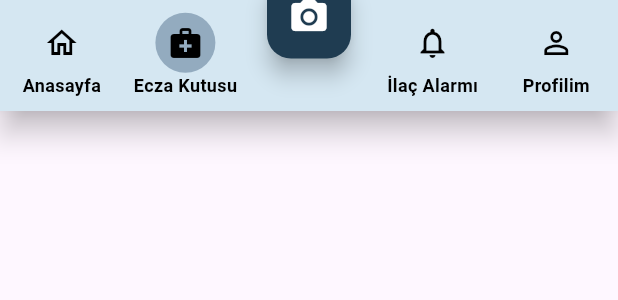
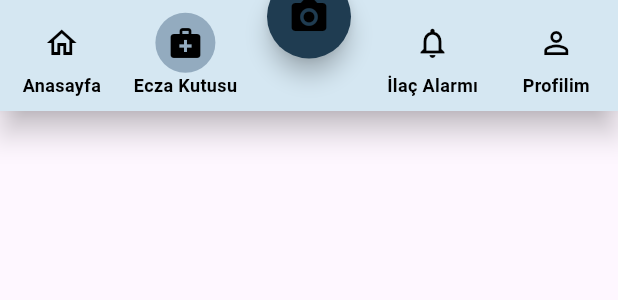
Before and after one commit to muruvvetb/group_70, a Flutter app: the CustomBottomNavigationBar widget shown alone on an empty page, opened directly, item 2 of the bottom bar chosen, on a phone screen of 412 x 824 dp. Shown: the top 300 px of the screen. Run offline on Flutter 3.47's test engine with Material 3 defaults, Android fonts, the phone set to English and light mode, and no system bars; our stand-ins replace firebase_core; accounts and stored records are empty.

Commit message:
wisget ekranı güncel

```diff
--- a/lib/widgets/bottom_navigation_bar.dart
+++ b/lib/widgets/bottom_navigation_bar.dart
@@ -1,4 +1,12 @@
 import 'package:flutter/material.dart';
+
+/*
+import 'screens/home_screen.dart';
+import 'screens/medical_services_screen.dart';
+import 'screens/camera_screen.dart';
+import 'screens/notifications_screen.dart';
+import 'screens/profile_screen.dart';
+*/
 
 class CustomBottomNavigationBar extends StatefulWidget {
   const CustomBottomNavigationBar({Key? key}) : super(key: key);
@@ -14,6 +22,41 @@ class _CustomBottomNavigationBarState extends State<CustomBottomNavigationBar> {
     setState(() {
       _selectedIndex = index;
     });
+    // Arkadaşlarınız kendi ekranlarını hallettiklerinde aşağıdaki kodları aktif edebilirler
+    /*
+    switch (index) {
+      case 0:
+        Navigator.push(
+          context,
+          MaterialPageRoute(builder: (context) => const HomeScreen()),
+        );
+        break;
+      case 1:
+        Navigator.push(
+          context,
+          MaterialPageRoute(builder: (context) => const MedicalServicesScreen()),
+        );
+        break;
+      case 2:
+        Navigator.push(
+          context,
+          MaterialPageRoute(builder: (context) => const CameraScreen()),
+        );
+        break;
+      case 3:
+        Navigator.push(
+          context,
+          MaterialPageRoute(builder: (context) => const NotificationsScreen()),
+        );
+        break;
+      case 4:
+        Navigator.push(
+          context,
+          MaterialPageRoute(builder: (context) => const ProfileScreen()),
+        );
+        break;
+    }
+    */
   }
 
   @override
@@ -60,16 +103,11 @@ class _CustomBottomNavigationBarState extends State<CustomBottomNavigationBar> {
         Positioned(
           bottom: 35, // Yükseklik ayarları
           left: MediaQuery.of(context).size.width / 2 - 28, // Ortaya hizalama
-
           child: FloatingActionButton(
             onPressed: () => _onItemTapped(2), // Kamera ikonuna tıklanma
             backgroundColor: const Color(0xFF1F3C51), // Etrafındaki çemberin rengi
-
-            child: const Icon(Icons.camera_alt, size: 28, color: Color.fromARGB(255, 255, 255, 255)), // Kamera ikonu
-            shape: CircleBorder(CircleBorder.size (40)), // Daire şeklinde buton
-
-
-
+            child: const Icon(Icons.camera_alt, size: 28, color: Color.fromARGB(255, 0, 0, 0)), // Kamera ikonu
+            shape: const CircleBorder(), // Daire şeklinde buton
           ),
         ),
       ],
@@ -79,12 +117,10 @@ class _CustomBottomNavigationBarState extends State<CustomBottomNavigationBar> {
   Widget _buildIcon(IconData outlineIcon, IconData filledIcon, int index) {
     final isSelected = _selectedIndex == index;
     return Container(
-      decoration: isSelected
-          ? BoxDecoration(
-              color: const Color(0xFF93ABBF), // Seçili öğe arka plan rengi
-              borderRadius: BorderRadius.circular(20),
-            )
-          : null,
+      decoration: BoxDecoration(
+        color: isSelected ? const Color(0xFF93ABBF) : Colors.transparent, // Seçili öğe arka plan rengi
+        borderRadius: BorderRadius.circular(20),
+      ),
       padding: const EdgeInsets.all(8),
       child: Icon(isSelected ? filledIcon : outlineIcon),
     );
```
